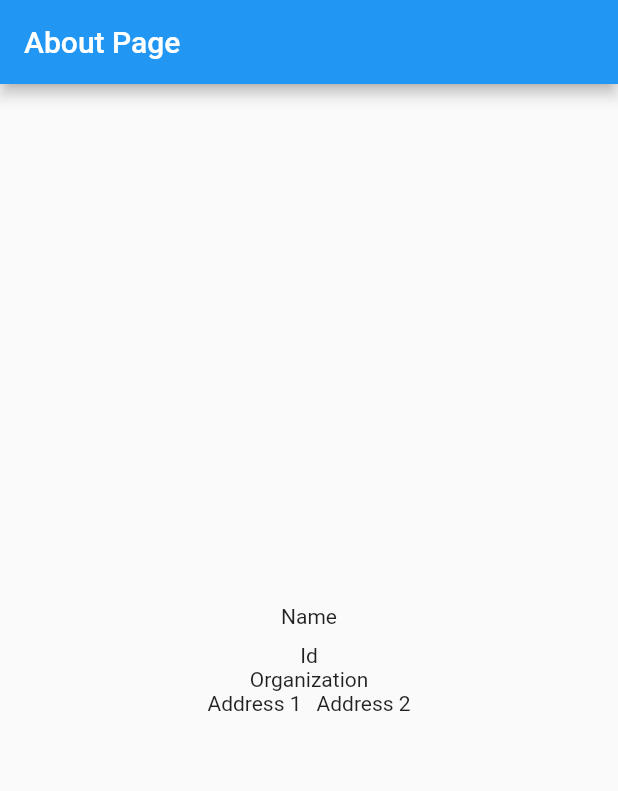
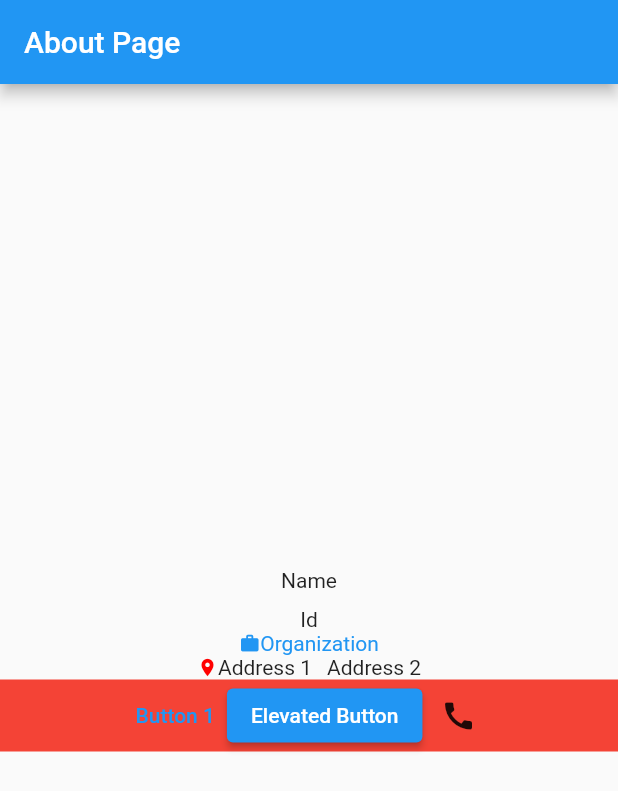
Before and after one commit to FTKhanFT/flutter_learning, a Flutter app: the screen it shows after launch, on a phone screen of 412 x 824 dp. Shown: the top 791 px of the screen. Run offline on Flutter 3.47's test engine with Material 2 defaults, Android fonts, the phone set to English and light mode, and no system bars.

Commit message:
Day-3 - TextButton - IconButton - ElevatedButton - TextStyle - Icon - Color

```diff
--- a/lib/aboutPage.dart
+++ b/lib/aboutPage.dart
@@ -17,17 +17,63 @@ class AboutPage extends StatelessWidget {
             height: 10,
           ),
           Text('Id'),
-          Text('Organization'),
           Row(
             mainAxisAlignment: MainAxisAlignment.center,
             children: [
+              Icon(
+                Icons.work_outlined,
+                size: 14,
+                color: Colors.blue,
+              ),
+              Text(
+                'Organization',
+                style: TextStyle(
+                  color: Colors.blue,
+                ),
+              ),
+            ],
+          ),
+          Row(
+            mainAxisAlignment: MainAxisAlignment.center,
+            children: [
+              Icon(
+                Icons.location_on,
+                size: 14,
+                color: Color(0xFFFF0000),
+              ),
               Text('Address 1'),
               SizedBox(
                 width: 10,
               ),
               Text('Address 2'),
             ],
-          )
+          ),
+          Container(
+            color: Colors.red,
+            child: Row(
+              mainAxisAlignment: MainAxisAlignment.center,
+              children: [
+                TextButton(
+                  onPressed: () {},
+                  child: Text(
+                    'Button 1',
+                  ),
+                ),
+                ElevatedButton(
+                  onPressed: () {},
+                  child: Text(
+                    'Elevated Button',
+                  ),
+                ),
+                IconButton(
+                  onPressed: () {},
+                  icon: Icon(
+                    Icons.call,
+                  ),
+                ),
+              ],
+            ),
+          ),
         ],
       ),
     );
```
